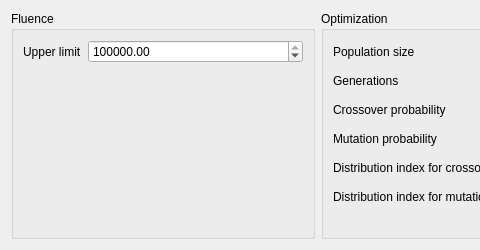
Above: ui_files/ui_optimization_fluence_params.ui from JYU-IBA/potku before the change; both pictures show x 0 to 480 and y 0 to 250 of the 947 by 250 pixel window. Below: the same form after it.
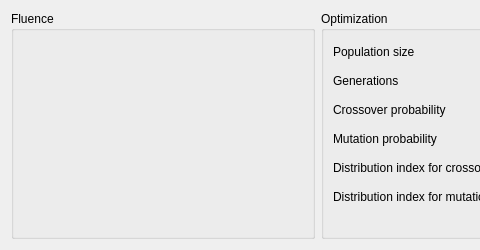
That is the form after the change.

Commit message:
Fluence values shown in scientific notation
- All fluence values shown in GUI are now in scientific notation
- Added exception handling for invalid values in ScientificSpinBox

Diff of the .ui file:
```diff
--- a/ui_files/ui_optimization_fluence_params.ui
+++ b/ui_files/ui_optimization_fluence_params.ui
@@ -29,25 +29,7 @@
        </property>
        <layout class="QVBoxLayout" name="verticalLayout_4">
         <item>
-         <layout class="QFormLayout" name="formLayout_2">
-          <item row="0" column="0">
-           <widget class="QLabel" name="label_4">
-            <property name="text">
-             <string>Upper limit</string>
-            </property>
-           </widget>
-          </item>
-          <item row="0" column="1">
-           <widget class="QDoubleSpinBox" name="fluenceDoubleSpinBox">
-            <property name="maximum">
-             <double>10000000000000000000.000000000000000</double>
-            </property>
-            <property name="value">
-             <double>10000000000.000000000000000</double>
-            </property>
-           </widget>
-          </item>
-         </layout>
+         <layout class="QFormLayout" name="fluence_form_layout"/>
         </item>
        </layout>
       </widget>
```
The commit also changes 9 other files.
